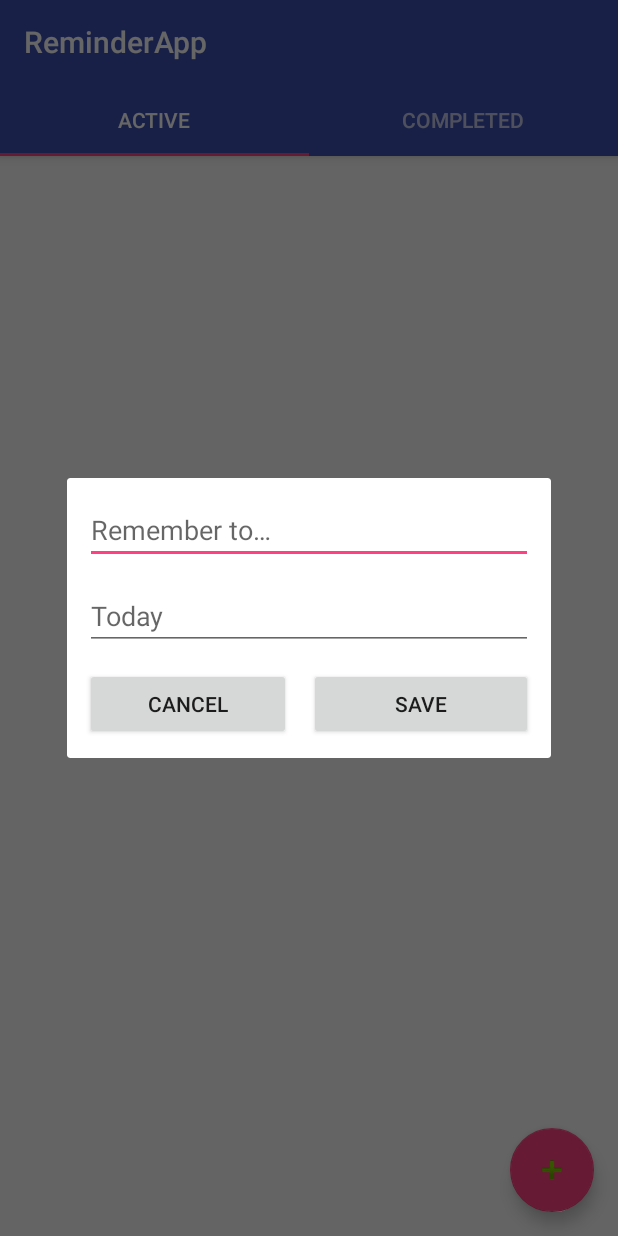
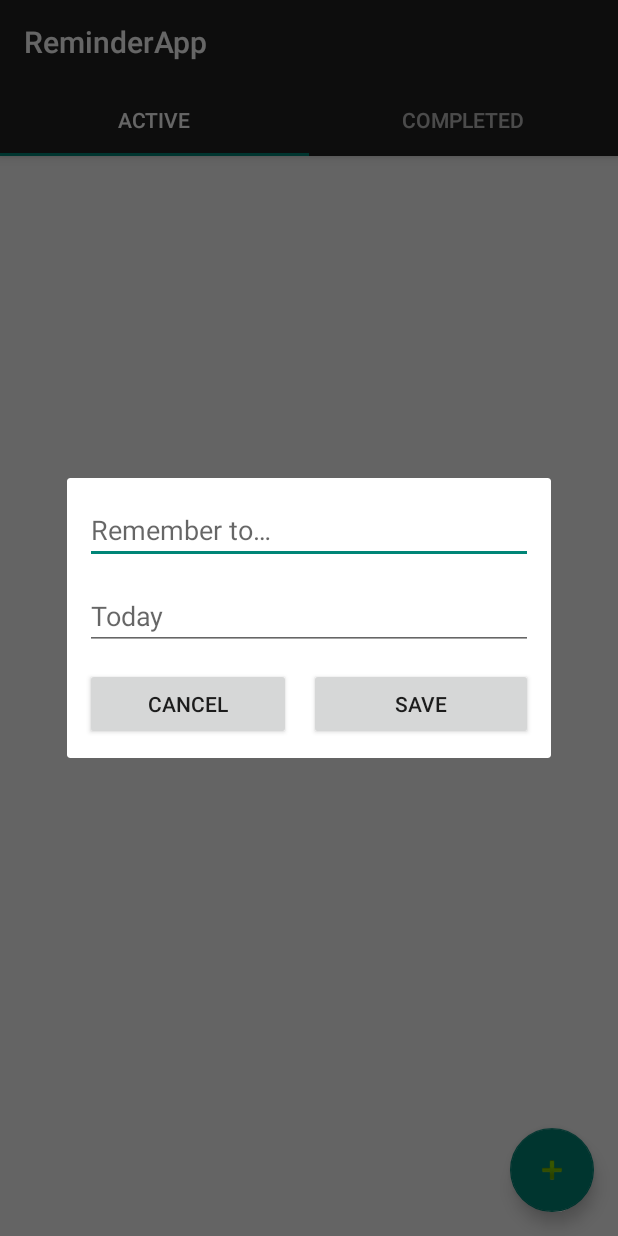
Before and after one commit to padoyle/reminders-app, an Android app: the screen it shows after launch (RemindersActivity), after a tap on an icon or button, on a phone screen of 412 x 824 dp. Run offline under Robolectric (Android 15) with nearby library versions, the phone set to English and light mode, and no system bars; 1 statement that could not run was skipped.

Commit message:
Adjust style

```diff
--- a/app/src/main/res/layout/reminders_activity.xml
+++ b/app/src/main/res/layout/reminders_activity.xml
@@ -15,7 +15,7 @@
             android:id="@+id/toolbar"
             android:layout_width="match_parent"
             android:layout_height="?attr/actionBarSize"
-            android:background="?attr/colorPrimary"
+            android:theme="@style/ThemeOverlay.AppCompat.Dark.ActionBar"
             app:popupTheme="@style/AppTheme.PopupOverlay" />
 
         <android.support.design.widget.TabLayout
--- a/app/src/main/res/values/colors.xml
+++ b/app/src/main/res/values/colors.xml
@@ -1,6 +1,3 @@
 <?xml version="1.0" encoding="utf-8"?>
 <resources>
-    <color name="colorPrimary">#3F51B5</color>
-    <color name="colorPrimaryDark">#303F9F</color>
-    <color name="colorAccent">#FF4081</color>
 </resources>
--- a/app/src/main/res/values/styles.xml
+++ b/app/src/main/res/values/styles.xml
@@ -3,10 +3,9 @@
     <!-- Base application theme. -->
     <style name="AppTheme" parent="Theme.AppCompat.Light.DarkActionBar">
         <!-- Customize your theme here. -->
-        <item name="colorPrimary">@color/colorPrimary</item>
-        <item name="colorPrimaryDark">@color/colorPrimaryDark</item>
-        <item name="colorAccent">@color/colorAccent</item>
     </style>
+
+    <style name="ThemeOverlay" parent="ThemeOverlay.AppCompat.Dark.ActionBar"/>
 
     <style name="AppTheme.NoActionBar">
         <item name="windowActionBar">false</item>
```
